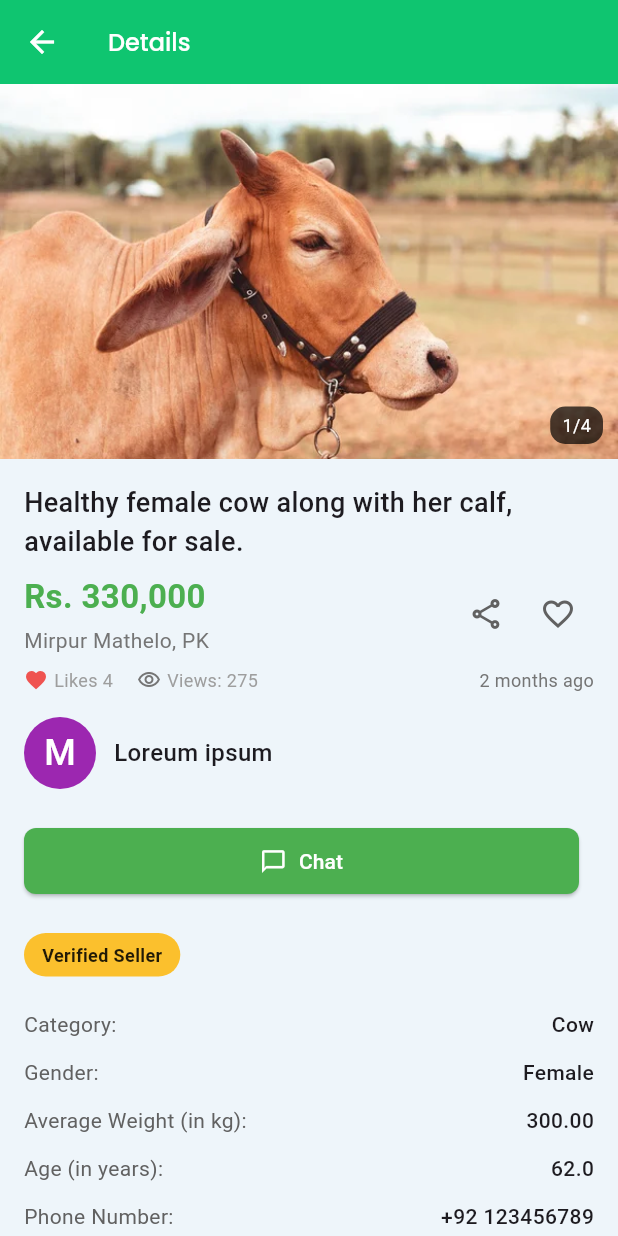
After one commit to mimoriam/farmers_hub, a Flutter app: the DetailsScreen screen opened directly, on a phone screen of 412 x 824 dp. The commit adds this screen. Run offline on Flutter 3.47's test engine with Material 3 defaults, Android fonts, the phone set to English and light mode, and no system bars; our stand-ins replace another_flutter_splash_screen, carousel_slider, cloud_firestore, firebase_auth, firebase_core, flutter_form_builder and 6 more; missing offline and left inert: sign_button; accounts and stored records are empty; network calls fail.

Commit message:
feat(filtered_results): screen

```diff
--- /dev/null
+++ b/lib/screens/details/details_screen.dart
@@ -0,0 +1,268 @@
+import 'package:flutter/material.dart';
+
+import 'package:farmers_hub/utils/constants.dart';
+
+import 'package:google_fonts/google_fonts.dart';
+class DetailsScreen extends StatefulWidget {
+  const DetailsScreen({super.key});
+
+  @override
+  State<DetailsScreen> createState() => _DetailsScreenState();
+}
+
+class _DetailsScreenState extends State<DetailsScreen> {
+  @override
+  Widget build(BuildContext context) {
+    return Scaffold(
+      backgroundColor: homebackgroundColor,
+      appBar: AppBar(
+        leading: BackButton(color: Colors.white),
+        backgroundColor: onboardingColor,
+        automaticallyImplyLeading: true,
+        title: Text(
+          "Details",
+          // style: TextStyle(color: Colors.white, fontSize: 18, fontWeight: FontWeight.bold),
+          style: GoogleFonts.poppins(color: Colors.white, fontSize: 16, fontWeight: FontWeight.w500),
+        ),
+      ),
+
+      body: SafeArea(child: SingleChildScrollView(
+
+        child: Column(
+          crossAxisAlignment: CrossAxisAlignment.start,
+          children: [
+            _buildImageSection(),
+
+            Padding(
+              padding: const EdgeInsets.all(16.0),
+              child: Column(
+                crossAxisAlignment: CrossAxisAlignment.start,
+                children: [
+                  _buildTitleAndActions(),
+                  const SizedBox(height: 8),
+
+                  _buildEngagementStats(),
+                  const SizedBox(height: 16),
+
+                  _buildSellerInfo(),
+                  const SizedBox(height: 24),
+
+                  _buildActionButtons(context),
+                  const SizedBox(height: 24),
+
+                  _buildVerifiedSellerBadge(),
+                  const SizedBox(height: 16),
+
+                  _buildDetailsSection(),
+                ],
+              ),
+            ),
+          ],
+        ),
+      ),),
+    );
+  }
+}
+
+Widget _buildImageSection() {
+  return Stack(
+    children: [
+      // Placeholder for the image. Replace with Image.network or Image.asset
+      Container(
+        height: 250,
+        child: Image.asset(
+          "images/backgrounds/cow_2.png",
+          width: double.infinity,
+          fit: BoxFit.cover,
+        ),
+      ),
+      Positioned(
+        bottom: 10,
+        right: 10,
+        child: Container(
+          padding: const EdgeInsets.symmetric(horizontal: 8, vertical: 4),
+          decoration: BoxDecoration(
+            color: Colors.black.withOpacity(0.7),
+            borderRadius: BorderRadius.circular(10),
+          ),
+          child: const Text(
+            '1/4',
+            style: TextStyle(color: Colors.white, fontSize: 12),
+          ),
+        ),
+      ),
+    ],
+  );
+}
+
+Widget _buildTitleAndActions() {
+  return Column(
+    crossAxisAlignment: CrossAxisAlignment.start,
+    children: [
+      const Text(
+        'Healthy female cow along with her calf, available for sale.',
+        style: TextStyle(fontSize: 18, fontWeight: FontWeight.w500),
+      ),
+      const SizedBox(height: 8),
+      Row(
+        mainAxisAlignment: MainAxisAlignment.spaceBetween,
+        children: [
+          Column(
+            crossAxisAlignment: CrossAxisAlignment.start,
+            children: [
+              const Text(
+                'Rs. 330,000',
+                style: TextStyle(
+                    fontSize: 22,
+                    fontWeight: FontWeight.bold,
+                    color: Colors.green),
+              ),
+              const SizedBox(height: 4),
+              Text(
+                'Mirpur Mathelo, PK',
+                style: TextStyle(fontSize: 14, color: Colors.grey[600]),
+              ),
+            ],
+          ),
+          Row(
+            children: [
+              IconButton(
+                icon: const Icon(Icons.share_outlined),
+                onPressed: () {
+                  // Handle share action
+                },
+                color: Colors.grey[700],
+              ),
+              IconButton(
+                icon: const Icon(Icons.favorite_border_outlined),
+                // icon: Icon(Icons.favorite, color: Colors.red), // For liked state
+                onPressed: () {
+                  // Handle favorite action
+                },
+                color: Colors.grey[700],
+              ),
+            ],
+          ),
+        ],
+      ),
+    ],
+  );
+}
+
+Widget _buildEngagementStats() {
+  return Row(
+    children: [
+      Icon(Icons.favorite, color: Colors.red[400], size: 16),
+      const SizedBox(width: 4),
+      const Text('Likes 4', style: TextStyle(fontSize: 12, color: Colors.grey)),
+      const SizedBox(width: 16),
+      Icon(Icons.visibility_outlined, color: Colors.grey[600], size: 16),
+      const SizedBox(width: 4),
+      const Text('Views: 275', style: TextStyle(fontSize: 12, color: Colors.grey)),
+      const Spacer(),
+      Text(
+        '2 months ago',
+        style: TextStyle(fontSize: 12, color: Colors.grey[600]),
+      ),
+    ],
+  );
+}
+
+Widget _buildSellerInfo() {
+  return Row(
+    children: [
+      const CircleAvatar(
+        radius: 24,
+        backgroundColor: Colors.purple, // Color from the 'M'
+        child: Text(
+          'M',
+          style: TextStyle(fontSize: 24, color: Colors.white),
+        ),
+      ),
+      const SizedBox(width: 12),
+      const Text(
+        'Loreum ipsum', // Placeholder name
+        style: TextStyle(fontSize: 16, fontWeight: FontWeight.w500),
+      ),
+    ],
+  );
+}
+
+Widget _buildActionButtons(BuildContext context) {
+  return Row(
+    children: [
+      Expanded(
+        child: ElevatedButton.icon(
+          icon: const Icon(Icons.chat_bubble_outline, color: Colors.white),
+          label: const Text('Chat', style: TextStyle(color: Colors.white)),
+          onPressed: () {
+            // Handle Chat action
+          },
+          style: ElevatedButton.styleFrom(
+            backgroundColor: Colors.green,
+            padding: const EdgeInsets.symmetric(vertical: 12),
+            shape: RoundedRectangleBorder(
+              borderRadius: BorderRadius.circular(8),
+            ),
+          ),
+        ),
+      ),
+      const SizedBox(width: 10),
+    ],
+  );
+}
+
+Widget _buildVerifiedSellerBadge() {
+  return Align(
+    alignment: Alignment.centerLeft,
+    child: Container(
+      padding: const EdgeInsets.symmetric(horizontal: 12, vertical: 6),
+      decoration: BoxDecoration(
+        color: Colors.yellow[700],
+        borderRadius: BorderRadius.circular(20),
+      ),
+      child: const Text(
+        'Verified Seller',
+        style: TextStyle(
+          color: Colors.black87,
+          fontWeight: FontWeight.bold,
+          fontSize: 12,
+        ),
+      ),
+    ),
+  );
+}
+
+Widget _buildDetailsSection() {
+  return Column(
+    crossAxisAlignment: CrossAxisAlignment.start,
+    children: [
+      _buildDetailRow('Category:', 'Cow'),
+      _buildDetailRow('Gender:', 'Female'),
+      _buildDetailRow('Average Weight (in kg):', '300.00'),
+      _buildDetailRow('Age (in years):', '62.0'), // Note: unusual age
+      _buildDetailRow('Phone Number:', '+92 123456789'),
+      const SizedBox(height: 8),
+      const Text(
+        'Additional Information',
+        style: TextStyle(fontSize: 16, fontWeight: FontWeight.bold),
+      ),
+      const SizedBox(height: 4),
+      // Add Text widget here if there is additional info text
+      // Text('Some additional details about the cow and calf...'),
+    ],
+  );
+}
+
+Widget _buildDetailRow(String title, String value) {
+  return Padding(
+    padding: const EdgeInsets.symmetric(vertical: 6.0),
+    child: Row(
+      mainAxisAlignment: MainAxisAlignment.spaceBetween,
+      children: [
+        Text(title, style: TextStyle(fontSize: 14, color: Colors.grey[700])),
+        Text(value, style: const TextStyle(fontSize: 14, fontWeight: FontWeight.w500)),
+      ],
+    ),
+  );
+}
--- a/lib/screens/splash/splash_screen.dart
+++ b/lib/screens/splash/splash_screen.dart
@@ -22,7 +22,7 @@ class _SplashScreenState extends State<SplashScreen> {
   Widget build(BuildContext context) {
     return FlutterSplashScreen.fadeIn(
       backgroundColor: splashBackgroundColor,
-      useImmersiveMode: true,
+      // useImmersiveMode: true,
       asyncNavigationCallback: () async {
         // Get shared-prefs data here
         await Future.delayed(const Duration(seconds: 3));
```
Also changed, not shown: lib/screens/chat/chat_home.dart (added, +361 -0 lines), lib/screens/filtered_results/filtered_results_screen.dart (+11 -2 lines), lib/screens/home/home_screen.dart (+12 -1 lines).
